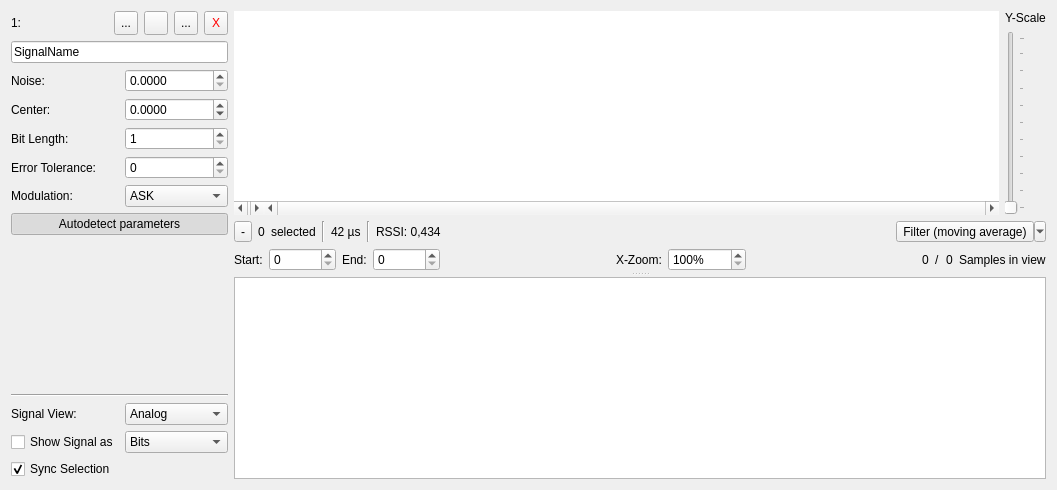
Before: the Qt Designer form ui/signal_frame.ui in jopohl/urh, drawn with Qt 5.
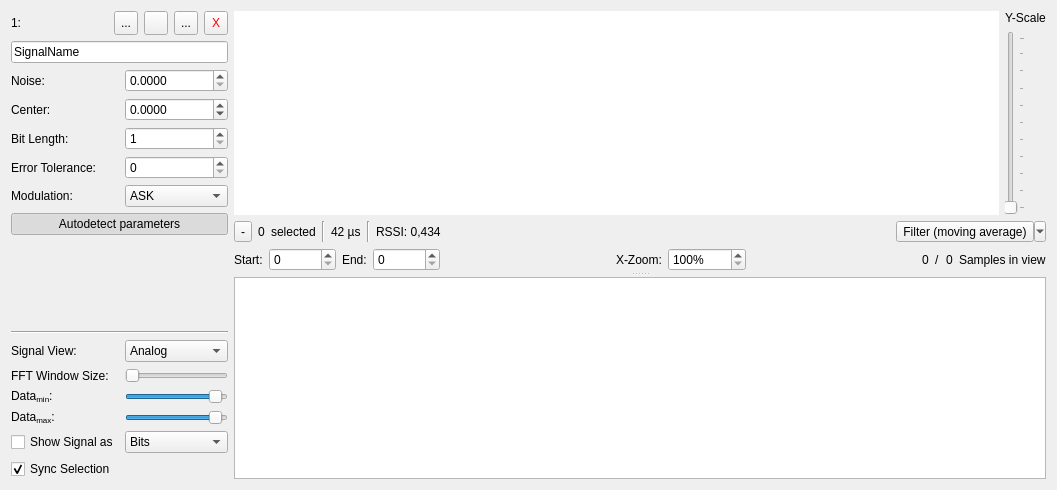
After: the same form once the commit is applied. The open tabs and pages were chosen to show the change. Icons and pictures are not drawn. Custom widgets are drawn as their Qt base class.

Commit message: add spectrogram view and channel separation

The edit to the form file:
```diff
--- a/ui/signal_frame.ui
+++ b/ui/signal_frame.ui
@@ -70,7 +70,7 @@
      <property name="sizeConstraint">
       <enum>QLayout::SetFixedSize</enum>
      </property>
-     <item row="18" column="0">
+     <item row="21" column="0">
       <widget class="QCheckBox" name="chkBoxSyncSelection">
        <property name="toolTip">
         <string>If this is set to true, your selected protocol bits will show up in the signal view, and vice versa.</string>
@@ -83,6 +83,25 @@
        </property>
       </widget>
      </item>
+     <item row="18" column="1">
+      <widget class="QSlider" name="sliderSpectrogramMin">
+       <property name="sizePolicy">
+        <sizepolicy hsizetype="Preferred" vsizetype="Fixed">
+         <horstretch>0</horstretch>
+         <verstretch>0</verstretch>
+        </sizepolicy>
+       </property>
+       <property name="minimum">
+        <number>-150</number>
+       </property>
+       <property name="maximum">
+        <number>10</number>
+       </property>
+       <property name="orientation">
+        <enum>Qt::Horizontal</enum>
+       </property>
+      </widget>
+     </item>
      <item row="2" column="1">
       <widget class="QDoubleSpinBox" name="spinBoxNoiseTreshold">
        <property name="toolTip">
@@ -99,7 +118,7 @@
        </property>
       </widget>
      </item>
-     <item row="17" column="0">
+     <item row="20" column="0">
       <widget class="QCheckBox" name="chkBoxShowProtocol">
        <property name="toolTip">
         <string>Show the extracted protocol based on the parameters InfoLen, PauseLen and ZeroTreshold (in QuadratureDemod-View).
@@ -149,6 +168,25 @@
        </property>
       </widget>
      </item>
+     <item row="20" column="1">
+      <widget class="QComboBox" name="cbProtoView">
+       <item>
+        <property name="text">
+         <string>Bits</string>
+        </property>
+       </item>
+       <item>
+        <property name="text">
+         <string>Hex</string>
+        </property>
+       </item>
+       <item>
+        <property name="text">
+         <string>ASCII</string>
+        </property>
+       </item>
+      </widget>
+     </item>
      <item row="4" column="0">
       <widget class="QLabel" name="lInfoLenText">
        <property name="sizePolicy">
@@ -255,25 +293,6 @@
        </property>
       </widget>
      </item>
-     <item row="17" column="1">
-      <widget class="QComboBox" name="cbProtoView">
-       <item>
-        <property name="text">
-         <string>Bits</string>
-        </property>
-       </item>
-       <item>
-        <property name="text">
-         <string>Hex</string>
-        </property>
-       </item>
-       <item>
-        <property name="text">
-         <string>ASCII</string>
-        </property>
-       </item>
-      </widget>
-     </item>
      <item row="12" column="0" colspan="2">
       <widget class="Line" name="line">
        <property name="orientation">
@@ -566,6 +585,11 @@
          <string>Demodulated</string>
         </property>
        </item>
+       <item>
+        <property name="text">
+         <string>Spectrogram</string>
+        </property>
+       </item>
       </widget>
      </item>
      <item row="9" column="1">
@@ -590,6 +614,65 @@
        </item>
       </widget>
      </item>
+     <item row="17" column="0">
+      <widget class="QLabel" name="labelFFTWindowSize">
+       <property name="text">
+        <string>FFT Window Size:</string>
+       </property>
+      </widget>
+     </item>
+     <item row="17" column="1">
+      <widget class="QSlider" name="sliderFFTWindowSize">
+       <property name="sizePolicy">
+        <sizepolicy hsizetype="Preferred" vsizetype="Fixed">
+         <horstretch>0</horstretch>
+         <verstretch>0</verstretch>
+        </sizepolicy>
+       </property>
+       <property name="minimum">
+        <number>6</number>
+       </property>
+       <property name="maximum">
+        <number>15</number>
+       </property>
+       <property name="orientation">
+        <enum>Qt::Horizontal</enum>
+       </property>
+      </widget>
+     </item>
+     <item row="19" column="1">
+      <widget class="QSlider" name="sliderSpectrogramMax">
+       <property name="sizePolicy">
+        <sizepolicy hsizetype="Preferred" vsizetype="Fixed">
+         <horstretch>0</horstretch>
+         <verstretch>0</verstretch>
+        </sizepolicy>
+       </property>
+       <property name="minimum">
+        <number>-150</number>
+       </property>
+       <property name="maximum">
+        <number>10</number>
+       </property>
+       <property name="orientation">
+        <enum>Qt::Horizontal</enum>
+       </property>
+      </widget>
+     </item>
+     <item row="18" column="0">
+      <widget class="QLabel" name="labelSpectrogramMin">
+       <property name="text">
+        <string>Data&lt;sub&gt;min&lt;/sub&gt;:</string>
+       </property>
+      </widget>
+     </item>
+     <item row="19" column="0">
+      <widget class="QLabel" name="labelSpectrogramMax">
+       <property name="text">
+        <string>Data&lt;sub&gt;max&lt;/sub&gt;:</string>
+       </property>
+      </widget>
+     </item>
     </layout>
    </item>
    <item>
@@ -634,12 +717,32 @@
         <number>0</number>
        </property>
        <item>
-        <layout class="QHBoxLayout" name="horizontalLayout_4">
-         <item>
           <layout class="QHBoxLayout" name="horizontalLayout_2">
+         <item>
+          <widget class="QStackedWidget" name="stackedWidget">
+           <property name="lineWidth">
+            <number>0</number>
+           </property>
+           <property name="currentIndex">
+            <number>0</number>
+           </property>
+           <widget class="QWidget" name="pageSignal">
+            <layout class="QHBoxLayout" name="horizontalLayout_6">
            <property name="spacing">
             <number>0</number>
            </property>
+             <property name="leftMargin">
+              <number>0</number>
+             </property>
+             <property name="topMargin">
+              <number>0</number>
+             </property>
+             <property name="rightMargin">
+              <number>0</number>
+             </property>
+             <property name="bottomMargin">
+              <number>0</number>
+             </property>
            <item>
             <widget class="LegendGraphicView" name="gvLegend">
              <property name="minimumSize">
@@ -757,9 +860,58 @@
             </widget>
            </item>
           </layout>
-         </item>
+           </widget>
+           <widget class="QWidget" name="pageSpectrogram">
+            <layout class="QHBoxLayout" name="horizontalLayout_4">
+             <property name="spacing">
+              <number>0</number>
+             </property>
+             <property name="leftMargin">
+              <number>0</number>
+             </property>
+             <property name="topMargin">
+              <number>0</number>
+             </property>
+             <property name="rightMargin">
+              <number>0</number>
+             </property>
+             <property name="bottomMargin">
+              <number>0</number>
+             </property>
+             <item>
+              <widget class="SpectrogramGraphicView" name="gvSpectrogram">
+               <property name="mouseTracking">
+                <bool>true</bool>
+               </property>
+               <property name="frameShape">
+                <enum>QFrame::NoFrame</enum>
+               </property>
+               <property name="interactive">
+                <bool>false</bool>
+               </property>
+               <property name="renderHints">
+                <set>QPainter::TextAntialiasing</set>
+               </property>
+               <property name="cacheMode">
+                <set>QGraphicsView::CacheNone</set>
+               </property>
+               <property name="transformationAnchor">
+                <enum>QGraphicsView::NoAnchor</enum>
+               </property>
+               <property name="viewportUpdateMode">
+                <enum>QGraphicsView::MinimalViewportUpdate</enum>
+               </property>
+               <property name="optimizationFlags">
+                <set>QGraphicsView::DontClipPainter|QGraphicsView::DontSavePainterState</set>
+               </property>
+              </widget>
+             </item>
+            </layout>
+           </widget>
+          </widget>
+         </item>
          <item>
-          <layout class="QVBoxLayout" name="verticalLayout_2">
+          <layout class="QVBoxLayout" name="verticalLayout_5">
            <item>
             <widget class="QLabel" name="lYScale">
              <property name="locale">
@@ -1106,6 +1258,11 @@
    <extends>QTextEdit</extends>
    <header>urh.ui.views.TextEditProtocolView.h</header>
   </customwidget>
+  <customwidget>
+   <class>SpectrogramGraphicView</class>
+   <extends>QGraphicsView</extends>
+   <header>urh.ui.views.SpectrogramGraphicView.h</header>
+  </customwidget>
  </customwidgets>
  <tabstops>
   <tabstop>btnSaveSignal</tabstop>
```
Left out of the diff: 3 changed lines with no effect on the pictures. Lines whose indentation alone changed are shown as unchanged. The commit also changes 62 other files.
